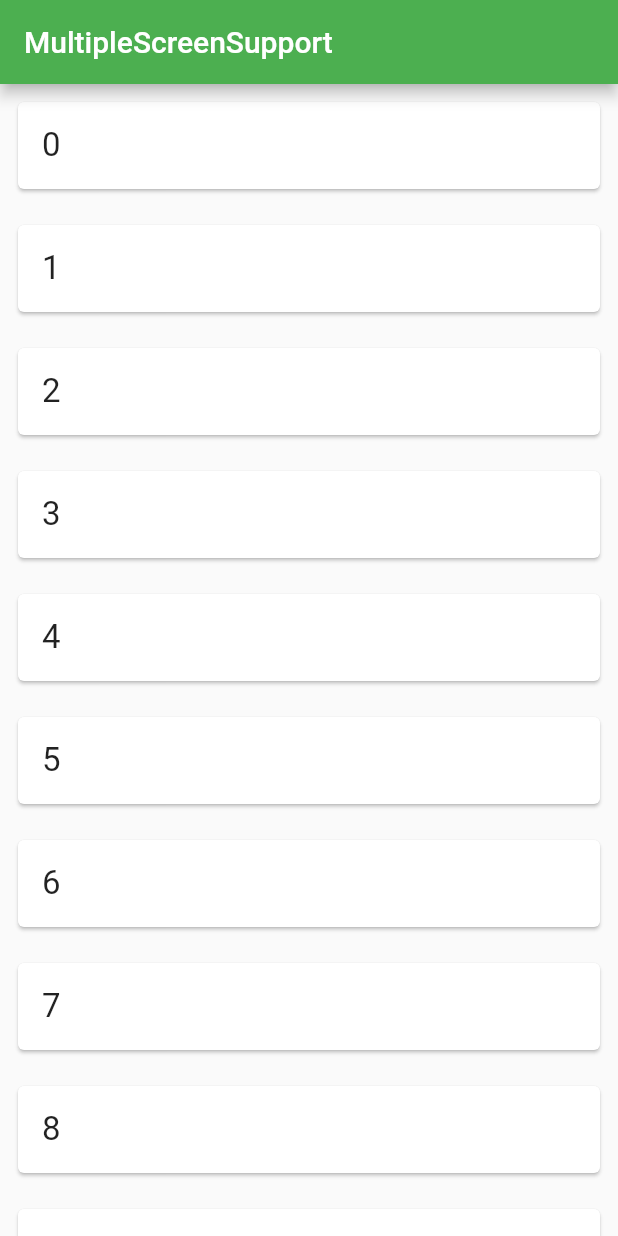
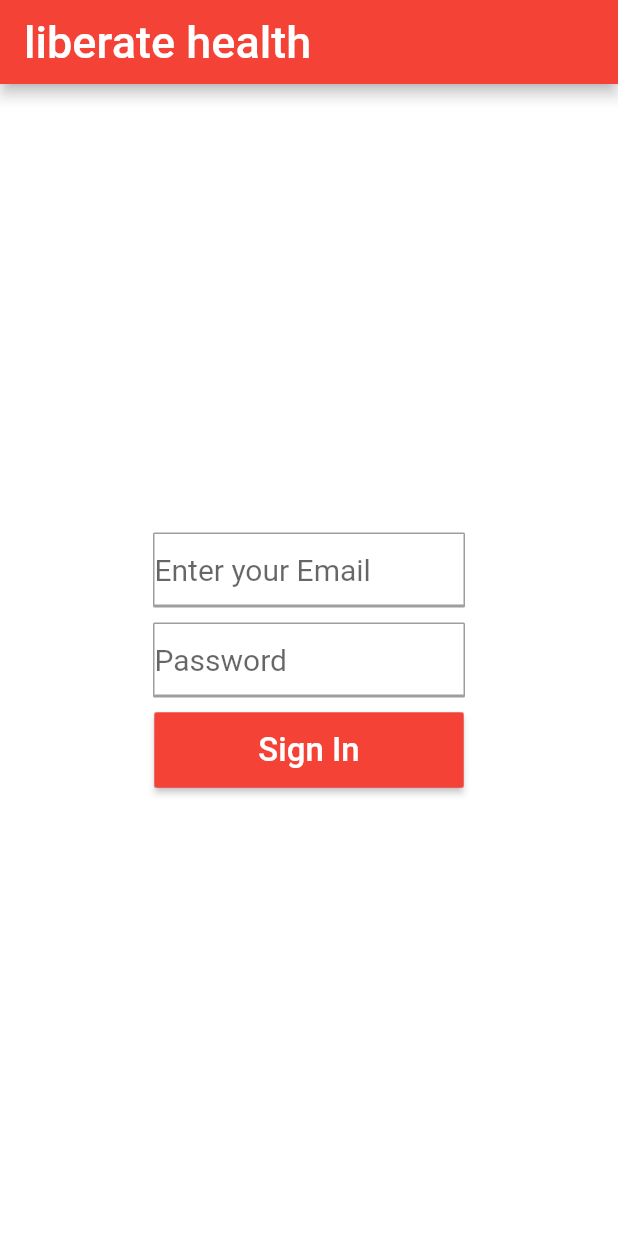
Before and after one commit to VidyaRajan7/flutter_app_abroad-, a Flutter app: the screen it shows after launch, on a phone screen of 412 x 824 dp. Run offline on Flutter 3.47's test engine with Material 2 defaults, Android fonts, the phone set to English and light mode, and no system bars; our stand-ins replace flutter_colorpicker, flutter_swiper, font_awesome_flutter, image_gallery_saver, signature; missing offline and left inert: flutter_page_indicator, flutter_screen_recording, image_editor_pro, painter2.

Commit message:
Added SignInPage

```diff
--- /dev/null
+++ b/lib/LiberateHealthApp/LiberateHome.dart
@@ -0,0 +1,17 @@
+import 'package:flutter/material.dart';
+
+class LiberateHome extends StatefulWidget {
+  _LiberateHomeState createState() => _LiberateHomeState();
+}
+
+class _LiberateHomeState extends State<LiberateHome> {
+  @override
+  Widget build(BuildContext context) {
+    // TODO: implement build
+    return Scaffold(
+      appBar: AppBar(
+        title: Text('Home'),
+      ),
+    );
+  }
+}
--- /dev/null
+++ b/lib/LiberateHealthApp/Login.dart
@@ -0,0 +1,226 @@
+
+import 'package:flutter/material.dart';
+import 'package:flutterappabroad/LiberateHealthApp/LiberateHome.dart';
+import 'package:flutter/services.dart';
+
+class MainPage extends StatefulWidget{
+
+  _MainPageState createState() => _MainPageState();
+}
+
+class _MainPageState extends State<MainPage> {
+  @override
+  Widget build(BuildContext context) {
+    SystemChrome.setPreferredOrientations([DeviceOrientation.landscapeLeft]);
+
+    // TODO: implement build
+    return null;
+  }
+}
+
+class LoginPage extends StatefulWidget{
+  _LoginPageState createState() => _LoginPageState();
+}
+
+class _LoginPageState extends State<LoginPage> {
+  TextEditingController emailText = TextEditingController();
+  TextEditingController pwdText = TextEditingController();
+  @override
+  Widget build(BuildContext context) {
+    // TODO: implement build
+    return Scaffold(
+      appBar: AppBar(
+        title: Text("liberate health", style: TextStyle(fontSize: 30, color: Colors.white),),
+        backgroundColor: Colors.red,
+      ),
+      body: Stack(
+        children: <Widget>[
+          Center(
+            child: ListView(
+              shrinkWrap:  true,
+              children: getFormWidget()
+            ),
+          )
+        ],
+      ),
+      backgroundColor: Colors.white,
+    );
+  }
+
+  Widget emailTextFiled() {
+    return Center(
+      child: Container(
+        decoration: BoxDecoration(
+          borderRadius: BorderRadius.circular(1.0),
+              color: Colors.white,
+            border: Border.all(
+            color: Colors.grey
+        )
+        ),
+        child: SizedBox(
+          width: (MediaQuery.of(this.context).size.width / 2),
+          height: 50,
+          child: TextFormField(
+            controller: emailText,
+            style:  TextStyle(
+                fontSize: 20
+            ),
+            decoration: InputDecoration(
+                hintText: 'Enter your Email'
+            ),
+          ),
+        ),
+      ),
+    );
+  }
+
+  Widget pwdTextFiled() {
+    return Center(
+      child: Container(
+        decoration: BoxDecoration(
+            borderRadius: BorderRadius.circular(1.0),
+            border: Border.all(
+                color: Colors.grey
+            )
+        ),
+        child: SizedBox(
+          width: (MediaQuery.of(this.context).size.width/2),
+          height: 50,
+          child: TextFormField(
+            controller: pwdText,
+            style:  TextStyle(
+              fontSize: 20
+            ),
+            decoration: InputDecoration(
+                hintText: 'Password'
+            ),
+          ),
+        ),
+      ),
+    );
+  }
+
+  List<Widget> getFormWidget() {
+    List<Widget> formWidget = List();
+    Column c1 = Column(
+      crossAxisAlignment: CrossAxisAlignment.center,
+      children: <Widget>[
+        Row(
+          mainAxisAlignment: MainAxisAlignment.center,
+          children: <Widget>[
+            Center(
+                child: SizedBox(
+                  height: (50 ),
+                  width: (MediaQuery.of(this.context).size.width),
+                  child: Center(
+                    child: Container(
+                      height: 50,
+                      width: (MediaQuery.of(this.context).size.width),
+                      child: emailTextFiled(),
+                    ),
+                  ),
+                )
+            )
+          ],
+        )
+
+      ],
+    );
+    formWidget.add(c1);
+
+    formWidget.add(
+      Container(
+        margin: EdgeInsets.only(bottom: 0),
+        child: Center(
+          child: SizedBox(
+
+            width: (MediaQuery.of(this.context).size.width),
+                child: Column(
+                  children: <Widget>[
+                    Container(
+                      margin: EdgeInsets.only(bottom: 0),
+                      child: new Container(
+                        margin: EdgeInsets.symmetric(horizontal: 10,vertical: 10),
+                        color: Colors.white,
+                        height: 50,
+                        child: pwdTextFiled(),
+                      ),
+                    ),
+                  ],
+                ),
+            )
+          ),
+        ),
+      );
+
+
+//
+//    formWidget.add(
+//      Container(
+//        margin: EdgeInsets.only(top: 0),
+//        child: Container(
+//          margin: new EdgeInsets.symmetric(vertical: 0, horizontal: 105.0),
+//          child: Center(
+//            child: SizedBox(
+//              width: MediaQuery.of(context).size.width,
+//              height: 50,
+//              child: Padding(
+//                padding: EdgeInsets.only(left: 100.0, right: 100.0),
+//                child: RaisedButton(
+//                  textColor: Colors.white,
+//                  color: Colors.red,
+//                  child: Row(
+//                    children: <Widget>[
+//                      Expanded(
+//                        child: Center(
+//                          child: Text('Sign in', style: TextStyle (
+//                           fontSize: 25
+//                          ),),
+//                        ),
+//                      )
+//                    ],
+//                  ),
+//                  onPressed: () {
+//
+//                  },
+//                ),
+//              ),
+//            ),
+//          ),
+//        ),
+//      )
+//    );
+
+    formWidget.add(
+      SafeArea(
+        child: Center(
+          child: Container(
+            color: Colors.redAccent,
+            width: (MediaQuery.of(this.context).size.width / 2),
+            height: 50,
+            child: RaisedButton(
+              textColor: Colors.white,
+              splashColor: Colors.grey,
+              child: Text('Sign In', style: TextStyle(
+                fontSize: 22
+              ),),
+              color: Colors.red,
+              onPressed: () async {
+                Navigator.push(
+                    this.context,
+                    MaterialPageRoute(
+                        builder: (context) => LiberateHome()));
+              },
+            ),
+          ),
+        ),
+      )
+    );
+
+
+    return formWidget;
+  }
+
+
+
+}
--- a/lib/main.dart
+++ b/lib/main.dart
@@ -1,5 +1,6 @@
 import 'package:flutter/material.dart';
 import 'package:flutterappabroad/ImageEditorProClass/ImageEditorProClass.dart';
+import 'package:flutterappabroad/LiberateHealthApp/Login.dart';
 import 'package:flutterappabroad/MultipleScreens/SimpleListAndDetail/SimpleListAndDetail.dart';
 import 'package:flutterappabroad/PainterClass/PainterClass.dart';
 import 'package:flutterappabroad/PainterClass/PainterClassTemp.dart';
@@ -11,11 +12,13 @@ import 'package:flutterappabroad/Swiper/SwiperClass.dart';
 import 'package:flutterappabroad/TextSwiper/TextSwiper.dart';
 import 'Home/Home.dart';
 import 'dart:convert';
-
+import 'package:flutter/services.dart';
 
 const bool debugEnableDeviceSimulator = true;
 
-void main() => runApp(MyApp());
+void main() {
+  runApp(MyApp());
+}
 
 class MyApp extends StatelessWidget {
   var selectedCount = 0;
@@ -24,10 +27,11 @@ class MyApp extends StatelessWidget {
   Widget build(BuildContext context) {
     return MaterialApp(
       title: 'Flutter Demo',
+      color: Colors.red,
       theme: ThemeData(
-        primarySwatch: Colors.green,
+        primarySwatch: Colors.grey,
       ),
-      home: MasterDetailPage()
+      home: LoginPage()
     );
   }
 }
```
